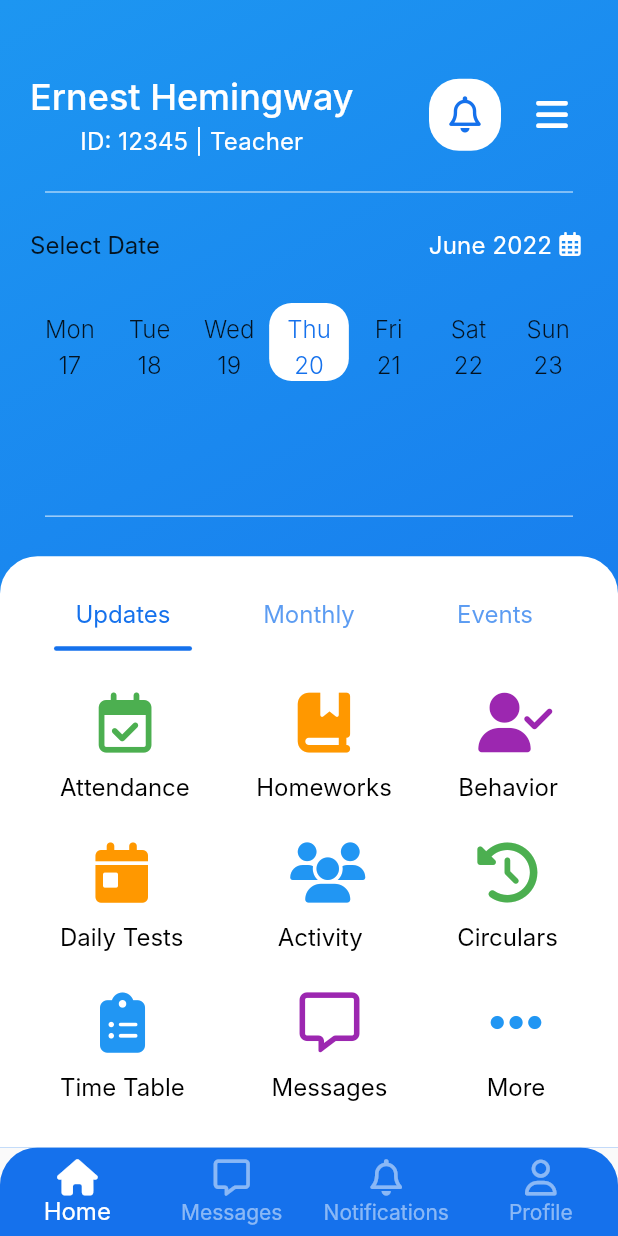
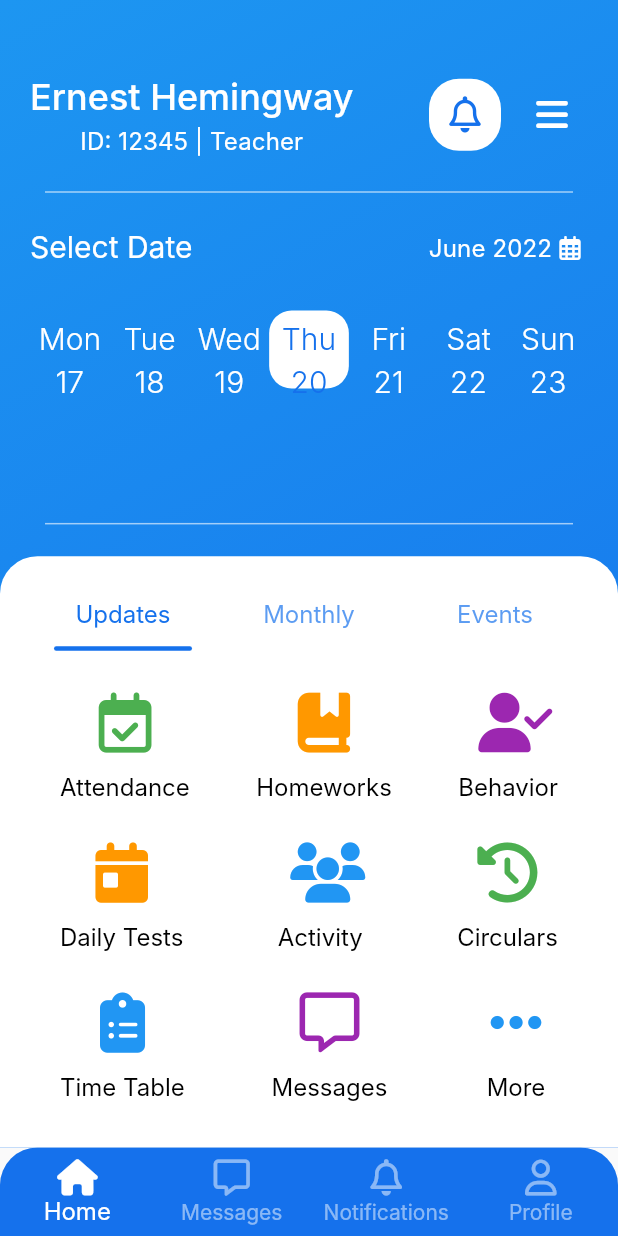
Before and after one commit to MohadesehHakimi/school_management, a Flutter app: the screen it shows after launch, on a phone screen of 412 x 824 dp. Run offline on Flutter 3.47's test engine with Material 2 defaults, Android fonts, the phone set to English and light mode, and no system bars; drawn by our look-alikes of table_calendar; our stand-ins replace font_awesome_flutter; Roboto replaces fonts that are missing (Inter).

Commit message:
chore: add titleMedium theme to theme data

```diff
--- a/lib/theme_settings/theme_data.dart
+++ b/lib/theme_settings/theme_data.dart
@@ -11,6 +11,10 @@ ThemeData preferredThemeData() {
     textTheme: const TextTheme(
       titleLarge: TextStyle(
         fontSize: 24.0,
+        color: Colors.white,
+      ),
+      titleMedium: TextStyle(
+        fontSize: 20.0,
         color: Colors.white,
       ),
       titleSmall: TextStyle(
```
